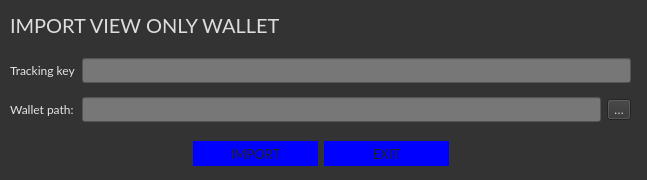
Qt form src/gui/ui/importviewkey.ui (aluisyoanx/gui-wallet) before a commit.
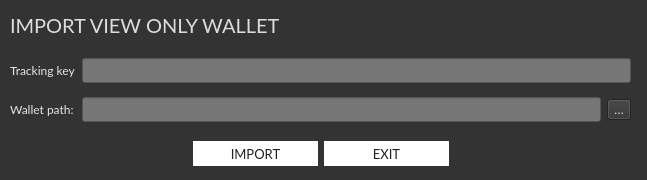
The same form after that commit.

The edit to the form file:
```diff
--- a/src/gui/ui/importviewkey.ui
+++ b/src/gui/ui/importviewkey.ui
@@ -141,7 +141,7 @@
        </font>
       </property>
       <property name="styleSheet">
-       <string notr="true">color: #222; border-radius: 0px; border: 0px solid; background-color: blue;</string>
+       <string notr="true">color: #222; border-radius: 0px; border: 0px solid; background-color: white;</string>
       </property>
       <property name="text">
        <string>IMPORT</string>
@@ -163,7 +163,7 @@
        </font>
       </property>
       <property name="styleSheet">
-       <string notr="true">color: #222; border-radius: 0px; border: 0px solid; background-color: blue;</string>
+       <string notr="true">color: #222; border-radius: 0px; border: 0px solid; background-color: white;</string>
       </property>
       <property name="text">
        <string>EXIT</string>
```
